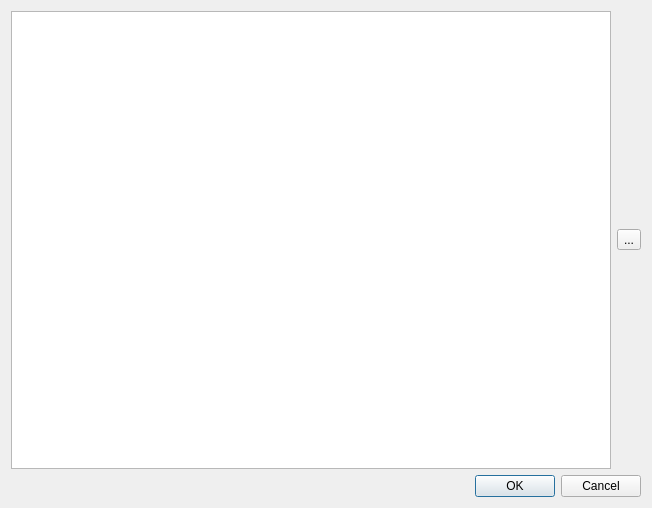
Qt form plugin/scan_dialog_base.ui (IZSVenezie/VetEpiGIS-Stat) before a commit.
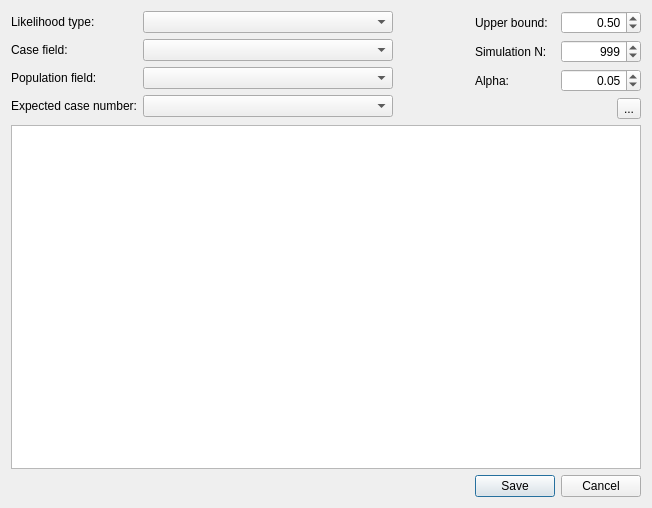
The same form after that commit.

```diff
--- a/plugin/scan_dialog_base.ui
+++ b/plugin/scan_dialog_base.ui
@@ -13,24 +13,198 @@
   <property name="windowTitle">
    <string>Dialog</string>
   </property>
-  <layout class="QGridLayout" name="gridLayout">
-   <item row="0" column="0">
-    <widget class="QPlainTextEdit" name="plainTextEdit"/>
+  <layout class="QGridLayout" name="gridLayout_3">
+   <item row="0" column="0" rowspan="2">
+    <layout class="QGridLayout" name="gridLayout_2">
+     <item row="0" column="0">
+      <widget class="QLabel" name="label_4">
+       <property name="text">
+        <string>Likelihood type:</string>
+       </property>
+      </widget>
+     </item>
+     <item row="0" column="1">
+      <widget class="QComboBox" name="comboBox">
+       <property name="minimumSize">
+        <size>
+         <width>250</width>
+         <height>0</height>
+        </size>
+       </property>
+      </widget>
+     </item>
+     <item row="1" column="0">
+      <widget class="QLabel" name="label_5">
+       <property name="text">
+        <string>Case field:</string>
+       </property>
+      </widget>
+     </item>
+     <item row="1" column="1">
+      <widget class="QComboBox" name="comboBox_2">
+       <property name="minimumSize">
+        <size>
+         <width>250</width>
+         <height>0</height>
+        </size>
+       </property>
+      </widget>
+     </item>
+     <item row="2" column="0">
+      <widget class="QLabel" name="label_6">
+       <property name="text">
+        <string>Population field:</string>
+       </property>
+      </widget>
+     </item>
+     <item row="2" column="1">
+      <widget class="QComboBox" name="comboBox_3">
+       <property name="minimumSize">
+        <size>
+         <width>250</width>
+         <height>0</height>
+        </size>
+       </property>
+      </widget>
+     </item>
+     <item row="3" column="0">
+      <widget class="QLabel" name="label_7">
+       <property name="text">
+        <string>Expected case number:</string>
+       </property>
+      </widget>
+     </item>
+     <item row="3" column="1">
+      <widget class="QComboBox" name="comboBox_4">
+       <property name="minimumSize">
+        <size>
+         <width>250</width>
+         <height>0</height>
+        </size>
+       </property>
+      </widget>
+     </item>
+    </layout>
    </item>
    <item row="0" column="1">
+    <spacer name="horizontalSpacer">
+     <property name="orientation">
+      <enum>Qt::Horizontal</enum>
+     </property>
+     <property name="sizeHint" stdset="0">
+      <size>
+       <width>53</width>
+       <height>20</height>
+      </size>
+     </property>
+    </spacer>
+   </item>
+   <item row="0" column="2" colspan="2">
+    <layout class="QGridLayout" name="gridLayout">
+     <item row="0" column="0">
+      <widget class="QLabel" name="label">
+       <property name="text">
+        <string>Upper bound:</string>
+       </property>
+      </widget>
+     </item>
+     <item row="0" column="1">
+      <widget class="QDoubleSpinBox" name="doubleSpinBox">
+       <property name="alignment">
+        <set>Qt::AlignRight|Qt::AlignTrailing|Qt::AlignVCenter</set>
+       </property>
+       <property name="maximum">
+        <double>1.000000000000000</double>
+       </property>
+       <property name="value">
+        <double>0.500000000000000</double>
+       </property>
+      </widget>
+     </item>
+     <item row="1" column="0">
+      <widget class="QLabel" name="label_3">
+       <property name="text">
+        <string>Simulation N:</string>
+       </property>
+      </widget>
+     </item>
+     <item row="1" column="1">
+      <widget class="QSpinBox" name="spinBox">
+       <property name="alignment">
+        <set>Qt::AlignRight|Qt::AlignTrailing|Qt::AlignVCenter</set>
+       </property>
+       <property name="minimum">
+        <number>99</number>
+       </property>
+       <property name="maximum">
+        <number>9999</number>
+       </property>
+       <property name="singleStep">
+        <number>10</number>
+       </property>
+       <property name="value">
+        <number>999</number>
+       </property>
+      </widget>
+     </item>
+     <item row="2" column="0">
+      <widget class="QLabel" name="label_2">
+       <property name="text">
+        <string>Alpha:</string>
+       </property>
+      </widget>
+     </item>
+     <item row="2" column="1">
+      <widget class="QDoubleSpinBox" name="doubleSpinBox_2">
+       <property name="alignment">
+        <set>Qt::AlignRight|Qt::AlignTrailing|Qt::AlignVCenter</set>
+       </property>
+       <property name="maximum">
+        <double>1.000000000000000</double>
+       </property>
+       <property name="value">
+        <double>0.050000000000000</double>
+       </property>
+      </widget>
+     </item>
+    </layout>
+   </item>
+   <item row="1" column="1" colspan="2">
+    <spacer name="horizontalSpacer_2">
+     <property name="orientation">
+      <enum>Qt::Horizontal</enum>
+     </property>
+     <property name="sizeHint" stdset="0">
+      <size>
+       <width>191</width>
+       <height>20</height>
+      </size>
+     </property>
+    </spacer>
+   </item>
+   <item row="1" column="3">
     <widget class="QToolButton" name="toolButton">
      <property name="text">
       <string>...</string>
      </property>
+     <property name="iconSize">
+      <size>
+       <width>32</width>
+       <height>32</height>
+      </size>
+     </property>
     </widget>
    </item>
-   <item row="1" column="0" colspan="2">
+   <item row="2" column="0" colspan="4">
+    <widget class="QPlainTextEdit" name="plainTextEdit"/>
+   </item>
+   <item row="3" column="2" colspan="2">
     <widget class="QDialogButtonBox" name="buttonBox">
      <property name="orientation">
       <enum>Qt::Horizontal</enum>
      </property>
      <property name="standardButtons">
-      <set>QDialogButtonBox::Cancel|QDialogButtonBox::Ok</set>
+      <set>QDialogButtonBox::Cancel|QDialogButtonBox::Save</set>
      </property>
     </widget>
    </item>
```
